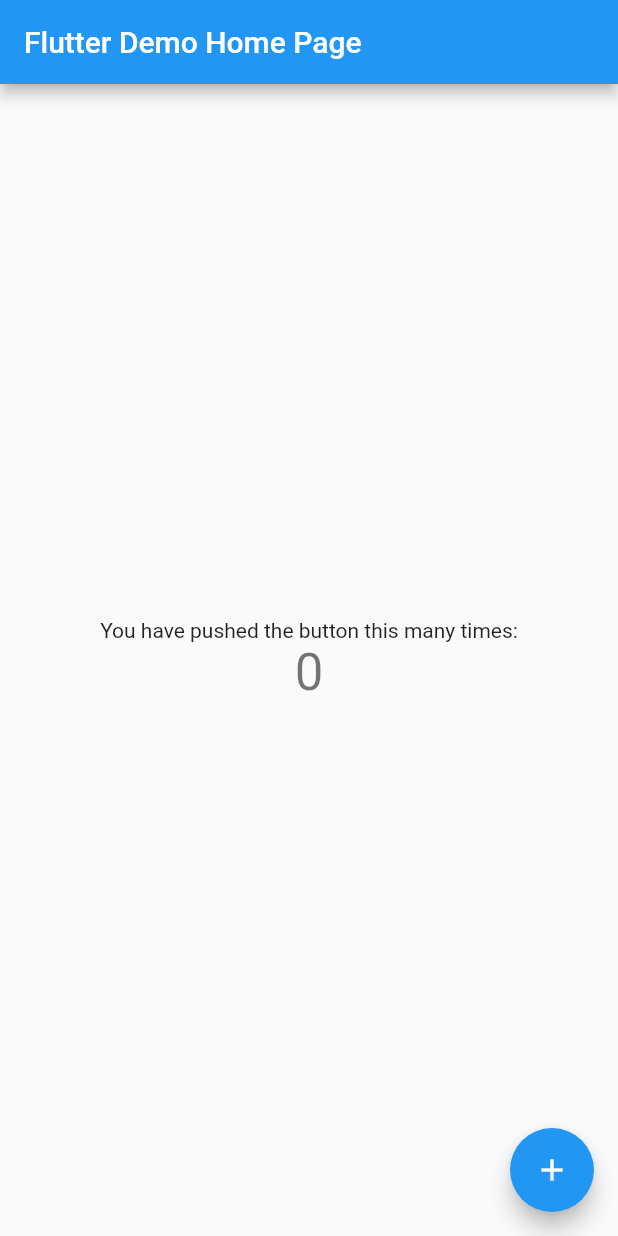
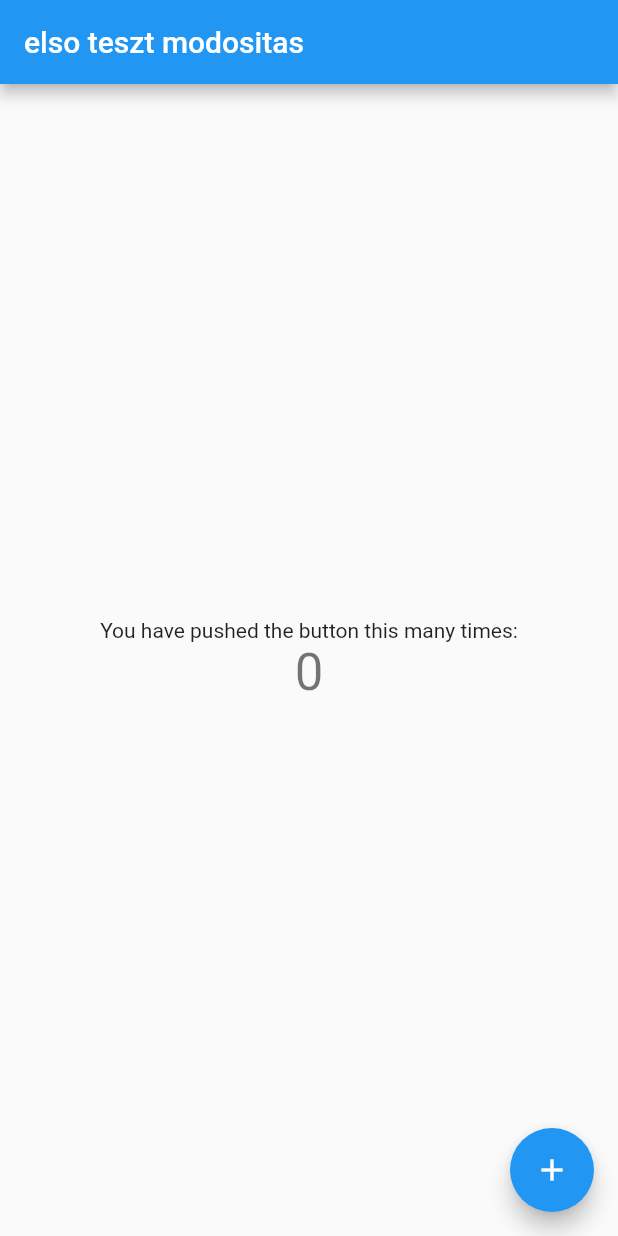
Before and after one commit to Eregistrator/eregistrator, a Flutter app: the screen it shows after launch, on a phone screen of 412 x 824 dp. Run offline on Flutter 3.47's test engine with Material 2 defaults, Android fonts, the phone set to English and light mode, and no system bars.

Commit message:
elso modositas

```diff
--- a/lib/main.dart
+++ b/lib/main.dart
@@ -9,7 +9,7 @@ class MyApp extends StatelessWidget {
   @override
   Widget build(BuildContext context) {
     return MaterialApp(
-      title: 'Flutter Demo',
+      title: 'ez az eregisztator git elso modositasa',
       theme: ThemeData(
         // This is the theme of your application.
         //
@@ -26,7 +26,7 @@ class MyApp extends StatelessWidget {
         // closer together (more dense) than on mobile platforms.
         visualDensity: VisualDensity.adaptivePlatformDensity,
       ),
-      home: MyHomePage(title: 'Flutter Demo Home Page'),
+      home: MyHomePage(title: 'elso teszt modositas'),
     );
   }
 }
```
